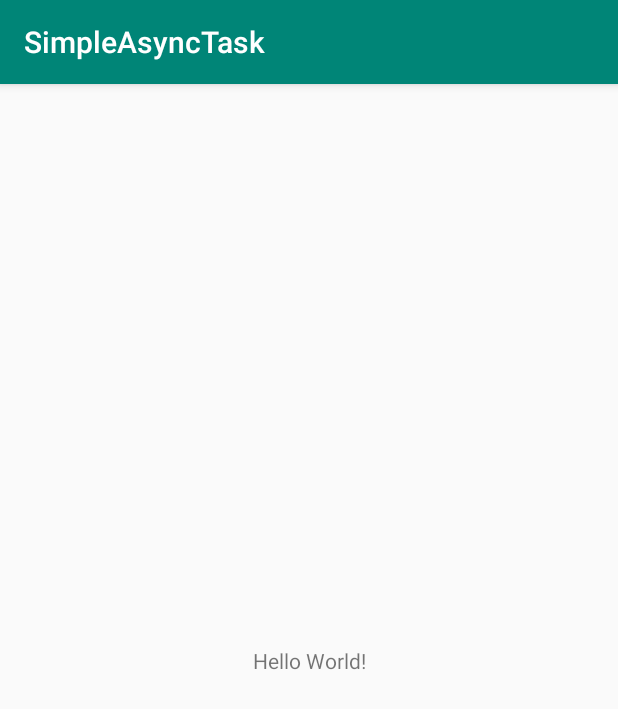
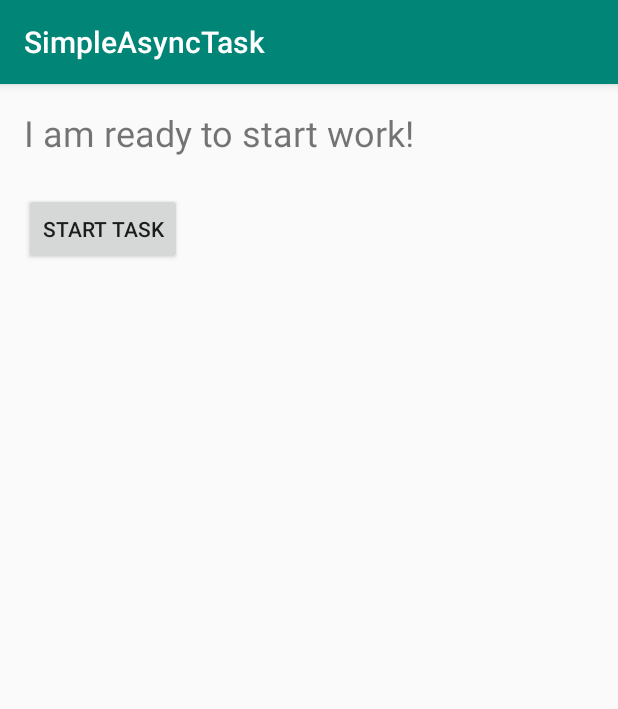
Before and after one commit to thom1376/Lab6, an Android app: the screen it shows after launch (MainActivity), on a phone screen of 412 x 824 dp. Shown: the top 709 px of the screen. Run offline under Robolectric (Android 15) with nearby library versions, the phone set to English and light mode, and no system bars.

Commit message:
Update layout of SimpleAsyncTask project

```diff
--- a/SimpleAsyncTask/app/src/main/java/com/example/android/simpleasynctask/MainActivity.java
+++ b/SimpleAsyncTask/app/src/main/java/com/example/android/simpleasynctask/MainActivity.java
@@ -1,7 +1,8 @@
 package com.example.android.simpleasynctask;
 
+import android.os.Bundle;
 import android.support.v7.app.AppCompatActivity;
-import android.os.Bundle;
+import android.view.View;
 
 public class MainActivity extends AppCompatActivity {
 
@@ -10,4 +11,7 @@ public class MainActivity extends AppCompatActivity {
         super.onCreate(savedInstanceState);
         setContentView(R.layout.activity_main);
     }
+
+    public void startTask(View view) {
+    }
 }
--- a/SimpleAsyncTask/app/src/main/res/layout/activity_main.xml
+++ b/SimpleAsyncTask/app/src/main/res/layout/activity_main.xml
@@ -4,15 +4,26 @@
     xmlns:tools="http://schemas.android.com/tools"
     android:layout_width="match_parent"
     android:layout_height="match_parent"
+    android:layout_margin="16dp"
     tools:context=".MainActivity">
 
     <TextView
+        android:id="@+id/textView1"
         android:layout_width="wrap_content"
         android:layout_height="wrap_content"
-        android:text="Hello World!"
-        app:layout_constraintBottom_toBottomOf="parent"
-        app:layout_constraintLeft_toLeftOf="parent"
-        app:layout_constraintRight_toRightOf="parent"
+        android:text="@string/ready_to_start"
+        android:textSize="24sp"
+        app:layout_constraintStart_toStartOf="parent"
         app:layout_constraintTop_toTopOf="parent" />
 
+    <Button
+        android:id="@+id/button"
+        android:layout_width="wrap_content"
+        android:layout_height="wrap_content"
+        android:layout_marginTop="24dp"
+        android:onClick="startTask"
+        android:text="@string/start_task"
+        app:layout_constraintStart_toStartOf="parent"
+        app:layout_constraintTop_toBottomOf="@+id/textView1" />
+
 </android.support.constraint.ConstraintLayout>
--- a/SimpleAsyncTask/app/src/main/res/values/strings.xml
+++ b/SimpleAsyncTask/app/src/main/res/values/strings.xml
@@ -1,3 +1,5 @@
 <resources>
     <string name="app_name">SimpleAsyncTask</string>
+    <string name="ready_to_start">I am ready to start work!</string>
+    <string name="start_task">Start Task</string>
 </resources>
```
